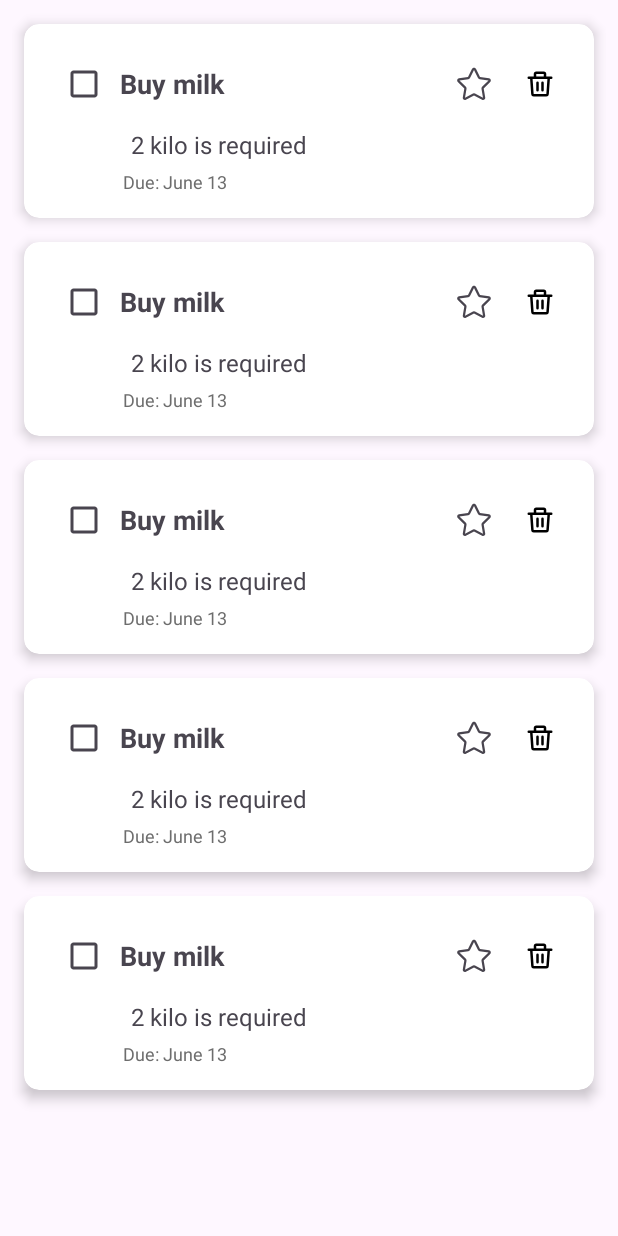
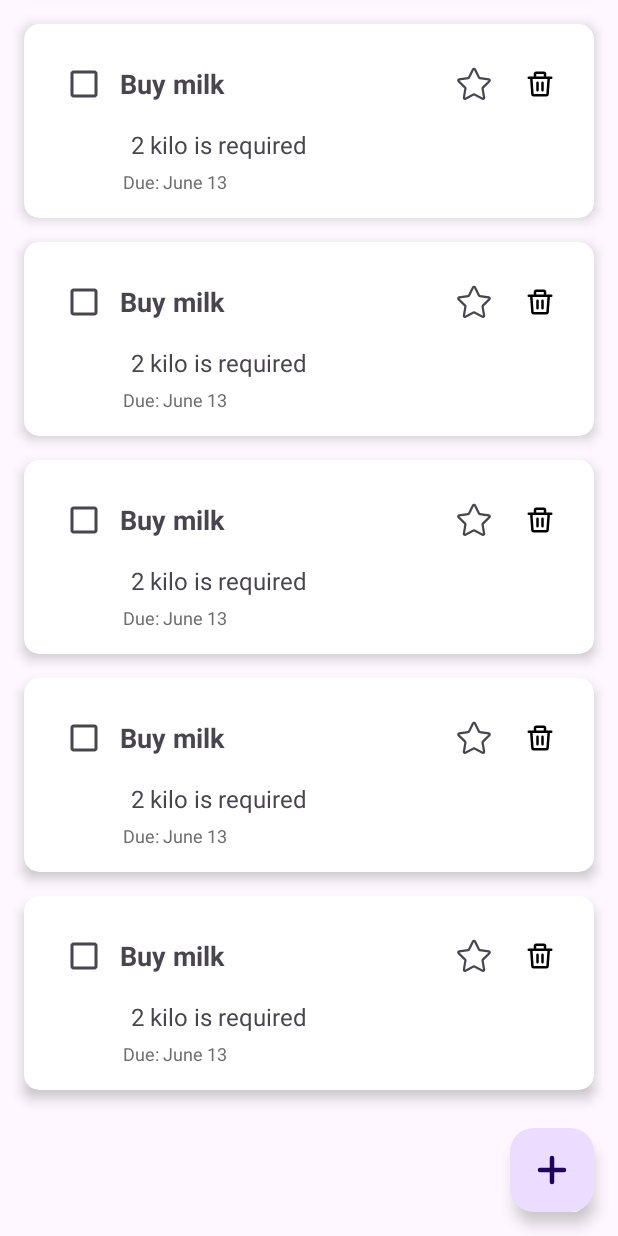
Before and after one commit to fatimaNoori77/TaskManager-MVVM-Clean, an Android app: the layout fragment_task_list.xml on its own in the app's theme, with its tools: preview values and no code run, on a phone screen of 412 x 824 dp. Run offline under Robolectric (Android 15) with nearby library versions, the phone set to English and light mode, and no system bars.

Commit message:
add fab button in TaskListFragment.kt

```diff
--- a/app/src/main/java/ir/noori/taskmanager/data/repository/TaskRepositoryImpl.kt
+++ b/app/src/main/java/ir/noori/taskmanager/data/repository/TaskRepositoryImpl.kt
@@ -25,7 +25,7 @@ class TaskRepositoryImpl @Inject constructor(
     override suspend fun fetchRemoteTasks() {
         val remoteTasks = safeApiCall(networkChecker) { apiService.getTasks() }
         // for now, I just want to save the first 5 items
-        taskDao.upsertTasks(remoteTasks.take(5).map { it.toEntity() })
+        taskDao.upsertTasks(remoteTasks.map { it.toEntity() })
     }
 
     override suspend fun deleteTask(id: Int) {
--- a/app/src/main/java/ir/noori/taskmanager/presentation/ui/tasklist/TaskListFragment.kt
+++ b/app/src/main/java/ir/noori/taskmanager/presentation/ui/tasklist/TaskListFragment.kt
@@ -71,6 +71,10 @@ class TaskListFragment : Fragment() {
         setupRecyclerView()
         binding.swipeRefreshLayout.setOnRefreshListener {
             taskViewModel.refreshTasks()
+        }
+
+        binding.fabAddTask.setOnClickListener {
+            AddTaskDialogFragment().show(childFragmentManager, "AddTaskDialog")
         }
 
     }
--- a/app/src/main/res/layout/fragment_task_list.xml
+++ b/app/src/main/res/layout/fragment_task_list.xml
@@ -1,5 +1,6 @@
 <?xml version="1.0" encoding="utf-8"?>
-<androidx.constraintlayout.widget.ConstraintLayout xmlns:android="http://schemas.android.com/apk/res/android"
+<androidx.coordinatorlayout.widget.CoordinatorLayout
+    xmlns:android="http://schemas.android.com/apk/res/android"
     xmlns:tools="http://schemas.android.com/tools"
     android:layout_width="match_parent"
     android:layout_height="match_parent"
@@ -22,4 +23,15 @@
 
     </androidx.swiperefreshlayout.widget.SwipeRefreshLayout>
 
-</androidx.constraintlayout.widget.ConstraintLayout>
+    <com.google.android.material.floatingactionbutton.FloatingActionButton
+        android:id="@+id/fabAddTask"
+        android:layout_width="wrap_content"
+        android:layout_height="wrap_content"
+        android:contentDescription="@string/add_task"
+        android:src="@drawable/ic_add"
+        app:layout_anchorGravity="bottom|end"
+        app:layout_anchor="@id/swipeRefreshLayout"
+        android:layout_margin="16dp"/>
+
+
+</androidx.coordinatorlayout.widget.CoordinatorLayout>
```
